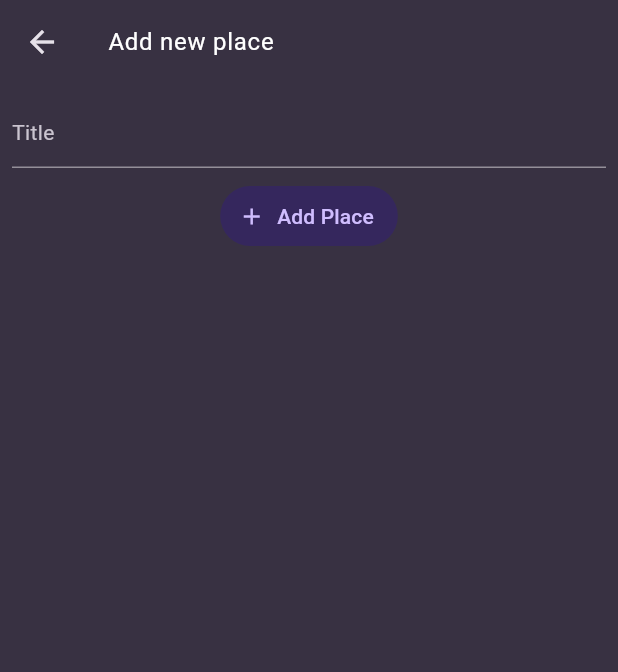
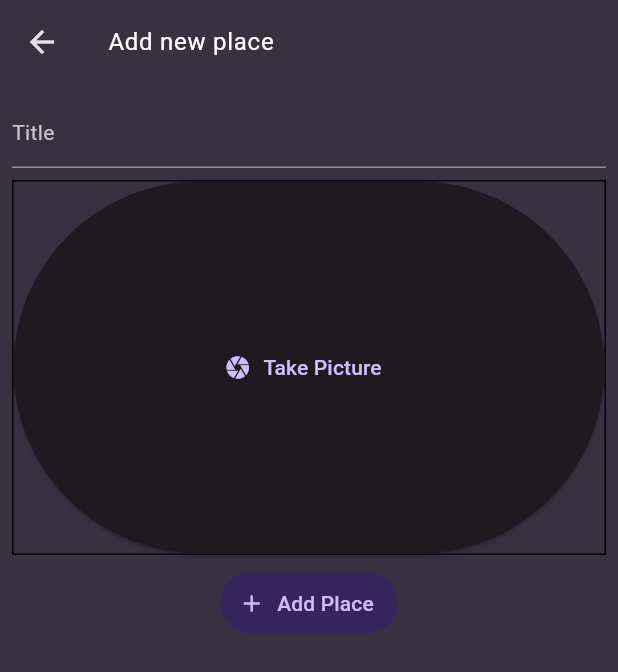
Before and after one commit to Invictus-ill/favourite_places_flutter_app, a Flutter app: the AddPlaceScreen screen opened directly, on a phone screen of 412 x 824 dp. Shown: the top 672 px of the screen. Run offline on Flutter 3.47's test engine with Material 3 defaults, Android fonts, the phone set to English and light mode, and no system bars; our stand-ins replace flutter_riverpod, google_fonts.

Commit message:
Add Image Input

```diff
--- a/lib/screens/add_place.dart
+++ b/lib/screens/add_place.dart
@@ -1,5 +1,6 @@
 import 'package:favourite_places_flutter_app/models/place.dart';
 import 'package:favourite_places_flutter_app/providers/places_notifier.dart';
+import 'package:favourite_places_flutter_app/widgets/image_input.dart';
 import 'package:flutter/material.dart';
 import 'package:flutter_riverpod/flutter_riverpod.dart';
 
@@ -50,6 +51,7 @@ class _AddPlaceScreenState extends ConsumerState<AddPlaceScreen> {
               controller: _titleFieldController,
               decoration: InputDecoration(hintText: 'Title'),
             ),
+            ImageInput(),
             TextButton.icon(
               onPressed: () {
                 ref
--- /dev/null
+++ b/lib/widgets/image_input.dart
@@ -0,0 +1,28 @@
+import 'package:flutter/material.dart';
+
+class ImageInput extends StatefulWidget {
+  const ImageInput({super.key});
+
+  @override
+  State<StatefulWidget> createState() {
+    return _ImageInputState();
+  }
+}
+
+class _ImageInputState extends State<ImageInput> {
+  void _takePicture() {}
+
+  @override
+  Widget build(BuildContext context) {
+    return Container(
+      decoration: BoxDecoration(border: BoxBorder.all()),
+      height: 250,
+      width: double.infinity,
+      child: ElevatedButton.icon(
+        onPressed: _takePicture,
+        label: Text('Take Picture'),
+        icon: Icon(Icons.camera),
+      ),
+    );
+  }
+}
```
